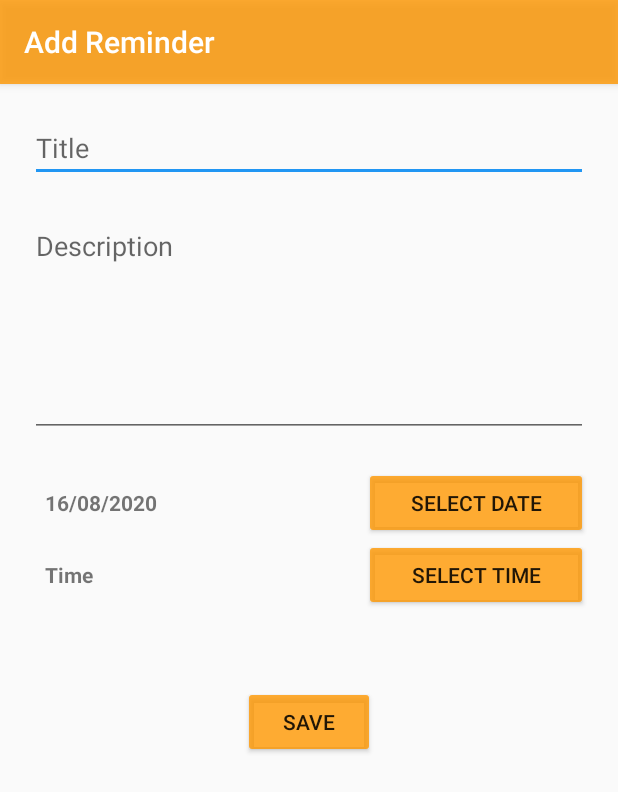
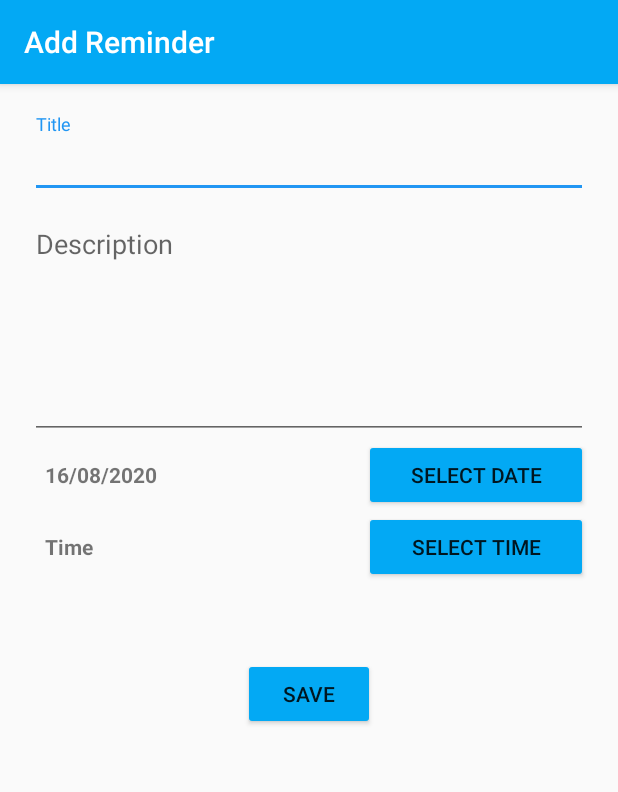
Before and after one commit to snehamadda/android-kotlin-reminder, an Android app: the AddReminderActivity screen opened directly, with no data from a screen before it, on a phone screen of 412 x 824 dp. Shown: the top 792 px of the screen. Run offline under Robolectric (Android 15) with nearby library versions, the light colour scheme and no system bars.

Commit message:
Improve UI

```diff
--- a/app/src/main/java/com/geeklabs/remindme/activites/AddReminderActivity.kt
+++ b/app/src/main/java/com/geeklabs/remindme/activites/AddReminderActivity.kt
@@ -18,7 +18,6 @@ import kotlinx.android.synthetic.main.activity_add_reminder.*
 import java.util.*
 
 
-@Suppress("CAST_NEVER_SUCCEEDS")
 class AddReminderActivity : AppCompatActivity() {
 
     private lateinit var alarmManager: AlarmManager
@@ -106,7 +105,7 @@ class AddReminderActivity : AppCompatActivity() {
         }
 
         saveBtn.setOnClickListener {
-            if (titleET.text.isEmpty()) {
+            if (titleET.text?.isEmpty() == true) {
                 Util.showToastMessage(this, "Please select title")
             } else if (timeTV.text == getString(R.string.time)) {
                 Util.showToastMessage(this, "Please select time")
@@ -149,7 +148,7 @@ class AddReminderActivity : AppCompatActivity() {
 
 
     private fun updateDate() {
-        val formattedDate = Util.getFormattedDate(myCalendar.timeInMillis, "dd/MM/YYYY")
+        val formattedDate = Util.getFormattedDateInString(myCalendar.timeInMillis, "dd/MM/YYYY")
         dateTV.text = formattedDate
     }
 
@@ -169,7 +168,7 @@ class AddReminderActivity : AppCompatActivity() {
         reminderReceiverIntent.putExtra("isServiceRunning", isServiceRunning(reminderService))
         val pendingIntent =
             PendingIntent.getBroadcast(this, savedReminderId.toInt(), reminderReceiverIntent, 0)
-        val formattedDate = Util.getFormattedDate(myCalendar.timeInMillis, "dd/MM/YYYY HH:mm")
+        val formattedDate = Util.getFormattedDateInString(myCalendar.timeInMillis, "dd/MM/YYYY HH:mm")
         Log.d("TimeSetInMillis:", formattedDate)
 
         if (Build.VERSION.SDK_INT >= Build.VERSION_CODES.M) {
--- a/app/src/main/java/com/geeklabs/remindme/database/DatabaseHandler.kt
+++ b/app/src/main/java/com/geeklabs/remindme/database/DatabaseHandler.kt
@@ -111,10 +111,10 @@ class DatabaseHandler(context: Context) :
         val contentValues = ContentValues()
         contentValues.put(ID, id) // EmpModelClass UserId
         // Deleting Row
-        val success = db.delete(TABLE_REMINDER, "$ID=$id", null)
+        val rowId = db.delete(TABLE_REMINDER, "$ID=$id", null)
         //2nd argument is String containing nullColumnHack
         db.close() // Closing database connection
-        return success
+        return rowId
     }
 
     fun getAll(): MutableList<Reminder> {
--- a/app/src/main/java/com/geeklabs/remindme/utils/Util.kt
+++ b/app/src/main/java/com/geeklabs/remindme/utils/Util.kt
@@ -11,9 +11,15 @@ object Util {
         Toast.makeText(context, message, Toast.LENGTH_SHORT).show()
     }
 
-    fun getFormattedDate(timeInMillis: Long, format: String): String {
+    fun getFormattedDateInString(timeInMillis: Long, format: String): String {
         val sdf = SimpleDateFormat(format, Locale.getDefault())
         return sdf.format(timeInMillis)
     }
 
+    fun getFormattedDate(timeInString: String, format: String): Date {
+        val sdf = SimpleDateFormat(format, Locale.getDefault())
+        return sdf.parse(timeInString)
+    }
+
+
 }
--- a/app/src/main/res/layout/activity_add_reminder.xml
+++ b/app/src/main/res/layout/activity_add_reminder.xml
@@ -11,26 +11,36 @@
         android:orientation="vertical"
         android:paddingBottom="100dp">
 
-        <EditText
+        <com.google.android.material.textfield.TextInputLayout
+            android:layout_width="match_parent"
+            android:layout_height="wrap_content">
+
+            <com.google.android.material.textfield.TextInputEditText
                 android:id="@+id/titleET"
                 android:layout_width="match_parent"
                 android:layout_height="wrap_content"
-            android:layout_marginBottom="20dp"
                 android:hint="@string/title"
                 android:inputType="text"
+                android:maxLength="100"
                 android:minLines="2" />
+        </com.google.android.material.textfield.TextInputLayout>
 
-        <EditText
+        <com.google.android.material.textfield.TextInputLayout
+            android:layout_width="match_parent"
+            android:layout_height="wrap_content">
+
+            <com.google.android.material.textfield.TextInputEditText
                 android:id="@+id/descriptionET"
                 android:layout_width="match_parent"
                 android:layout_height="150dp"
-            android:layout_marginBottom="20dp"
                 android:gravity="start"
-            android:maxLines="10"
                 android:hint="@string/description"
                 android:imeOptions="actionDone"
                 android:inputType="textMultiLine"
+                android:maxLength="3000"
+                android:maxLines="10"
                 android:minLines="3" />
+        </com.google.android.material.textfield.TextInputLayout>
 
         <LinearLayout
             android:layout_width="match_parent"
--- a/app/src/main/res/values/colors.xml
+++ b/app/src/main/res/values/colors.xml
@@ -1,7 +1,7 @@
 <?xml version="1.0" encoding="utf-8"?>
 <resources>
-    <color name="colorPrimary">#CCFF9800</color>
-    <color name="colorPrimaryDark">#FF9800</color>
+    <color name="colorPrimary">#03A9F4</color>
+    <color name="colorPrimaryDark">#2196F3</color>
     <color name="colorAccent">#2196F3</color>
     <color name="colorWhite">#FFFFFF</color>
     <color name="colorGray">#E4E3E3</color>
--- a/app/src/main/res/values/strings.xml
+++ b/app/src/main/res/values/strings.xml
@@ -12,4 +12,5 @@
     <string name="update">Update</string>
     <string name="delete">Delete</string>
     <string name="search_reminder">Search reminder</string>
+    <string name="add_reminder_hint">No reminders added yet. Please click plus to add a reminder</string>
 </resources>
```
Also changed, not shown: app/build.gradle (+6 -11 lines), app/src/main/java/com/geeklabs/remindme/activites/MainActivity.kt (+40 -31 lines), app/src/main/java/com/geeklabs/remindme/adapters/ReminderAdapter.kt (+20 -3 lines), app/src/main/java/com/geeklabs/remindme/services/ReminderService.kt (+4 -3 lines), app/src/main/res/layout/activity_main.xml (+16 -4 lines), app/src/main/res/layout/item_reminder.xml (+8 -0 lines), app/src/main/res/drawable/more.png (added), 2 other files. Lines whose indentation alone changed are shown as unchanged.
